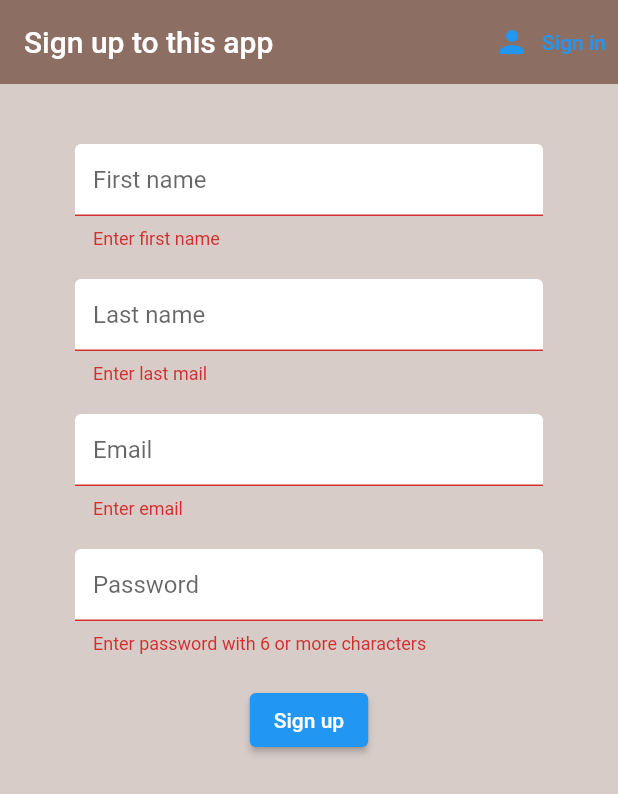
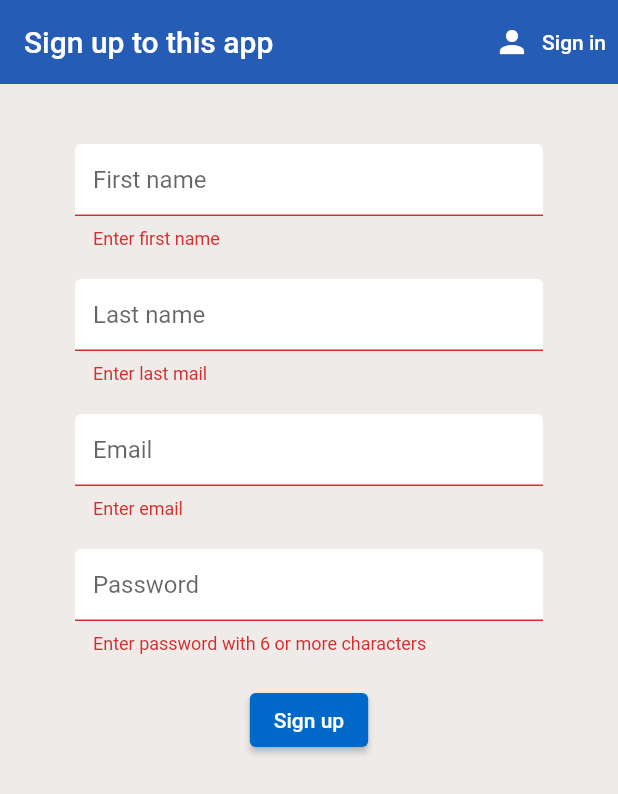
Before and after one commit to starheim98/WorkoutApp, a Flutter app: the screen it shows after launch, after a tap on "Sign in", after a tap on "Register", after a tap on "Sign up", on a phone screen of 412 x 824 dp. Shown: the top 794 px of the screen. Run offline on Flutter 3.47's test engine with Material 2 defaults, Android fonts, the phone set to English and light mode, and no system bars; our stand-ins replace charts_flutter, cloud_firestore, firebase_auth, firebase_core, firebase_database, flutter_map and 8 more; missing offline and left inert: maps_toolkit; accounts and stored records are empty.

Commit message:
login styling

```diff
--- a/lib/screens/authenticate/login.dart
+++ b/lib/screens/authenticate/login.dart
@@ -1,7 +1,6 @@
 import 'package:flutter/material.dart';
 import 'package:workout_app/services/auth.dart';
 import 'package:workout_app/shared/constants.dart';
-import 'package:workout_app/shared/loading.dart';
 
 class Login extends StatefulWidget {
 
@@ -16,7 +15,6 @@ class _LoginState extends State<Login> {
 
   final AuthService _auth = AuthService();
   final _formkey = GlobalKey<FormState>();
-  bool loading = false;
 
   String email = "";
   String password = "";
@@ -24,17 +22,16 @@ class _LoginState extends State<Login> {
 
   @override
   Widget build(BuildContext context) {
-    return loading ? Loading() : Scaffold( //if loading is true, show loading. Else show the scaffold.
-      backgroundColor: Colors.brown[100],
+    return Scaffold( //if loading is true, show loading. Else show the scaffold.
+      backgroundColor: backgroundColor,
       appBar: AppBar(
-          backgroundColor: Colors.brown[400],
           elevation:0.0,
           title: const Text('Sign in to this app'),
           actions: <Widget>[
             TextButton.icon(
                 onPressed: () =>  widget.toggleView(),
-                icon: const Icon(Icons.person),
-                label: const Text('Register'))
+                icon: const Icon(Icons.person, color: Colors.white,),
+                label: const Text('Register', style: TextStyle(color: Colors.white),))
           ]
       ),
       body: Container(
@@ -62,13 +59,13 @@ class _LoginState extends State<Login> {
                     ),
                     const SizedBox(height:20.0),
                     ElevatedButton(
+                        style: ButtonStyle(backgroundColor: MaterialStateProperty.all(const Color(0xff0068C8))),
                         onPressed: () async {
                           if(_formkey.currentState!.validate()){
-                            setState(() => loading = true);
                             //valid form
                             dynamic result = await _auth.signInEmailPassword(email, password);
                             if (result == null) {
-                              setState(() => {error = 'COULD NOT SIGN IN WITH THAT', loading = false});
+                              setState(() => {error = 'Invalid email or password'});
                             } // do not need an else. WE have a listener for auth changes so it will automatically change.
                           } else {
                             print("Invalid register-form");
--- a/lib/screens/authenticate/register.dart
+++ b/lib/screens/authenticate/register.dart
@@ -1,7 +1,6 @@
 import 'package:flutter/material.dart';
 import 'package:workout_app/services/auth.dart';
 import 'package:workout_app/shared/constants.dart';
-import 'package:workout_app/shared/loading.dart';
 
 class Register extends StatefulWidget {
   final Function toggleView;
@@ -16,7 +15,6 @@ class _RegisterState extends State<Register> {
   final AuthService _auth = new AuthService();
   final _formkey = GlobalKey<FormState>();
 
-  bool loading = false;
   String email = "";
   String password = "";
   String error = "";
@@ -25,17 +23,16 @@ class _RegisterState extends State<Register> {
 
   @override
   Widget build(BuildContext context) {
-    return loading ? Loading() : Scaffold(
-      backgroundColor: Colors.brown[100],
+    return Scaffold(
+      backgroundColor: backgroundColor,
       appBar: AppBar(
-          backgroundColor: Colors.brown[400],
           elevation: 0.0,
           title: const Text('Sign up to this app'),
           actions: <Widget>[
             TextButton.icon(
                 onPressed: () => widget.toggleView(),
-                icon: const Icon(Icons.person),
-                label: const Text('Sign in')),
+                icon: const Icon(Icons.person, color: Colors.white,),
+                label: const Text('Sign in', style: TextStyle(color: Colors.white))),
           ]),
       body: SingleChildScrollView(
         child: Container(
@@ -78,14 +75,13 @@ class _RegisterState extends State<Register> {
                   ),
                   const SizedBox(height: 20.0),
                   ElevatedButton(
+                    style: ButtonStyle(backgroundColor: MaterialStateProperty.all(const Color(0xff0068C8))),
                       onPressed: () async {
                         if(_formkey.currentState!.validate()){
-                          setState(() => loading = true);
-
                           //valid form
                           dynamic result = await _auth.registerEmailPassword(firstName, lastName, email, password);
                           if (result == null) {
-                            setState(() => {error = 'Please enter a valid email. (Remember @, etc)', loading = false});
+                            setState(() => {error = 'Please enter a valid email. (Remember @, etc)'});
                           } // do not need an else. WE have a listener for auth changes so it will automatically change.
                         } else {
                           print("Invalid register-form");
--- a/lib/screens/new_workout/weights/weightlift_screen.dart
+++ b/lib/screens/new_workout/weights/weightlift_screen.dart
@@ -58,12 +58,6 @@ class _NewWorkoutState extends State<NewWorkout> {
           child: Column(children: <Widget>[
             ExerciseList(workout: weightWorkout!),
             const SizedBox(height: 50),
-            // SizedBox(
-            //   width: MediaQuery.of(context).size.width * 0.7,
-            //   child: ElevatedButton(
-            //       onPressed: () => setState(() => newExercise(context)),
-            //       child: const Text("Add exercise")),
-            // ),
             const SizedBox(height: 50),
           ]),
         ),
@@ -73,6 +67,7 @@ class _NewWorkoutState extends State<NewWorkout> {
           backgroundColor: const Color(0xff0068C8),
         ),
       floatingActionButtonLocation: FloatingActionButtonLocation.centerFloat,
+      resizeToAvoidBottomInset: false,
       );
   }
 
```
